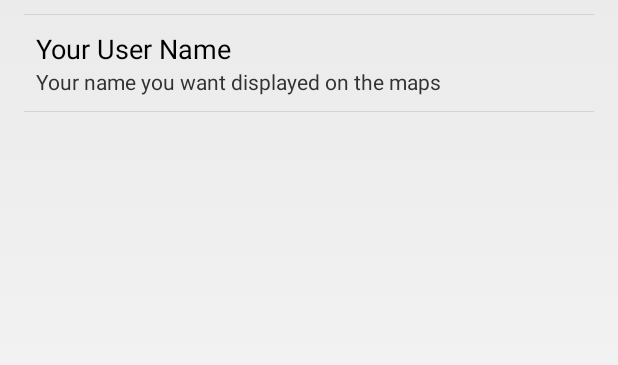
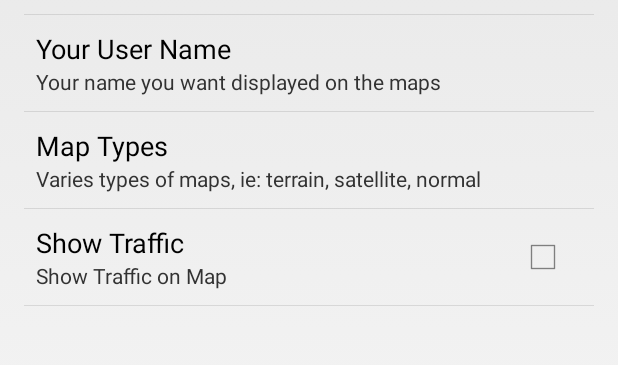
Before and after one commit to navicore/oemap, an Android app: the screen it shows after launch (OeMapActivity), in the options menu, after a tap on "Settings", on a phone screen of 412 x 824 dp, the part 154-519 px from its top. Run offline under Robolectric (Android 15) with nearby library versions, the phone set to English and light mode, and no system bars; 7 statements that could not run were skipped.

Commit message:
new prefs

```diff
--- a/OeMap/src/main/java/com/onextent/oemap/OeMapActivity.java
+++ b/OeMap/src/main/java/com/onextent/oemap/OeMapActivity.java
@@ -1,6 +1,5 @@
 package com.onextent.oemap;
 
-import android.app.Dialog;
 import android.app.DialogFragment;
 import android.app.FragmentManager;
 import android.content.Context;
@@ -35,8 +34,8 @@ public class OeMapActivity extends OeBaseActivity implements LocationListener
 {
     LocationHelper mLocHelper;
 
-    private static final String MAPFRAGTAG = "oemap";
-    private static final String SETFRAGTAG = "oeset";
+    private static final String MAP_FRAG_TAG = "oemap";
+    private static final String SETTINGS_FRAG_TAG = "oeset";
 
     private boolean mSharingLoc;
     private DrawerLayout mDrawerLayout;
@@ -108,7 +107,7 @@ public class OeMapActivity extends OeBaseActivity implements LocationListener
     private void setSettingsFrag() {
         // Display the fragment as the main content.
         getFragmentManager().beginTransaction()
-                .replace(R.id.content_frame, new OeMapSettings(), SETFRAGTAG)
+                .replace(R.id.content_frame, new OeMapSettings(), SETTINGS_FRAG_TAG)
                 .commit();
     }
 
@@ -116,23 +115,30 @@ public class OeMapActivity extends OeBaseActivity implements LocationListener
         mMapFragTag = tag;
     }
 
+    private void updateMapFrag(String mapname) {
+        Toast.makeText(this, "Showing '" + mapname + "'.", Toast.LENGTH_SHORT).show();
+    }
+
     private void setMapFrag() {
-
-        mMapIsInit = false;
 
         FragmentManager fragmentManager = getFragmentManager();
         MapFragment fragment = null;
         if (mMapFragTag != null) {
-            fragment = (MapFragment) fragmentManager.findFragmentByTag(mMapFragTag);
+            fragment = (MapFragment) fragmentManager.findFragmentByTag(MAP_FRAG_TAG);
         }
 
         if (fragment == null) {
+            Log.d("ejs", "creating new map for " + MAP_FRAG_TAG);
             fragment = new OeMapFragment();
+            //todo: move location listener to frag?
+            mMapIsInit = false;
+        } else {
+            Log.d("ejs", "found map for " + MAP_FRAG_TAG);
         }
 
-        fragmentManager.beginTransaction()
-                .replace(R.id.content_frame, fragment, MAPFRAGTAG)
-                .commit();
+        fragmentManager.beginTransaction().replace(
+                R.id.content_frame, fragment, MAP_FRAG_TAG
+        ).commit();
     }
 
     private void showNewPrivateMapDialog() {
@@ -147,7 +153,7 @@ public class OeMapActivity extends OeBaseActivity implements LocationListener
     }
 
     public void onFinishNewMapDialog(String inputText) {
-        setMapFrag();
+        updateMapFrag(inputText);
         if (!mDrawerNamesList.contains(inputText)) {
             mDrawerNamesList.add(inputText);
             mDrawerList.deferNotifyDataSetChanged();
@@ -177,7 +183,7 @@ public class OeMapActivity extends OeBaseActivity implements LocationListener
             case QUIT_MAP_POS:
                 break;
             default:
-                setMapFrag();
+                updateMapFrag((String) mDrawerNamesList.get(position));
                 break;
         }
 
@@ -339,6 +345,7 @@ public class OeMapActivity extends OeBaseActivity implements LocationListener
         @Override
     public void onResume() {
         super.onResume();
+        setMapFrag();
         mLocHelper.onResume();
     }
 
--- a/OeMap/src/main/java/com/onextent/oemap/OeMapFragment.java
+++ b/OeMap/src/main/java/com/onextent/oemap/OeMapFragment.java
@@ -52,6 +52,7 @@ public class OeMapFragment extends MapFragment implements GoogleMap.OnMapLongCli
 
         map.setOnMapLongClickListener(this);
     }
+
     @Override
     public void onResume() {
         super.onResume();
@@ -63,6 +64,7 @@ public class OeMapFragment extends MapFragment implements GoogleMap.OnMapLongCli
         super.onCreate(savedInstanceState);
         home.setMapFragTag(getTag());
     }
+
     @Override
     public void onActivityCreated(Bundle savedInstanceState) {
         super.onActivityCreated(savedInstanceState);
--- a/OeMap/src/main/res/menu/main.xml
+++ b/OeMap/src/main/res/menu/main.xml
@@ -1,14 +1,18 @@
 <menu xmlns:android="http://schemas.android.com/apk/res/android">
+
     <item android:id="@+id/action_settings"
         android:title="@string/action_settings"
         android:showAsAction="never|withText"
     />
+
     <item android:id="@+id/action_help"
           android:title="@string/action_help"
           android:showAsAction="never|withText"
     />
+
     <item android:id="@+id/action_about"
           android:title="@string/action_about"
           android:showAsAction="never|withText"
     />
+
 </menu>
--- a/OeMap/src/main/res/values/strings.xml
+++ b/OeMap/src/main/res/values/strings.xml
@@ -15,6 +15,7 @@
         <item>Quit Map</item>
         <item>------</item>
     </string-array>
+
     <string name="action_settings">Settings</string>
     <string name="action_about">About</string>
     <string name="action_help">Help</string>
@@ -26,4 +27,16 @@
     <string name="map_name_fld_text">Map Name</string>
     <string name="new_priv_map_dialog_title">New Private Map</string>
     <string name="new_map_dialog_title">New Map</string>
+
+    <string-array name="pref_map_type_entries">
+        <item>Normal</item>
+        <item>Satellite</item>
+        <item>Terrain</item>
+    </string-array>
+    <string-array name="pref_map_type_values">
+        <item>0</item>
+        <item>1</item>
+        <item>2</item>
+    </string-array>
+
 </resources>
--- a/OeMap/src/main/res/xml/preferences.xml
+++ b/OeMap/src/main/res/xml/preferences.xml
@@ -9,9 +9,23 @@
         android:defaultValue="cahoots.onextent.com" />
 
     <EditTextPreference
-            android:key="pref_username"
-            android:title="@string/pref_username"
-            android:summary="Your name you want displayed on the maps"
-            android:defaultValue="nobody" />
+        android:key="pref_username"
+        android:title="@string/pref_username"
+        android:summary="Your name you want displayed on the maps"
+        android:defaultValue="nobody" />
+
+    <ListPreference
+        android:entries="@array/pref_map_type_entries"
+        android:title="Map Types"
+        android:key="pref_map_type"
+        android:entryValues="@array/pref_map_type_values"
+        android:summary="Varies types of maps, ie: terrain, satellite, normal" android:defaultValue="0" />
+
+    <CheckBoxPreference
+        android:key="pref_show_traffic"
+        android:title="Show Traffic"
+        android:summary="Show Traffic on Map"
+        android:defaultValue="false"/>
+
 
 </PreferenceScreen>
```
